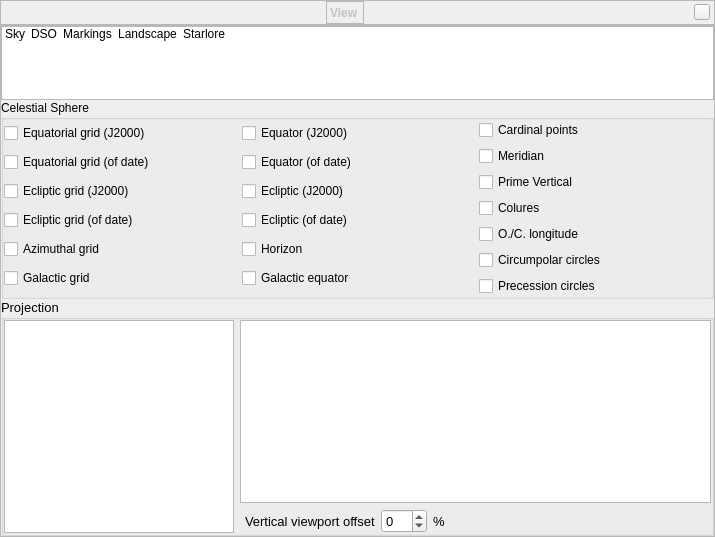
First picture: the form in src/gui/viewDialog.ui, repository 519984307/stellarium_src, before the edit.
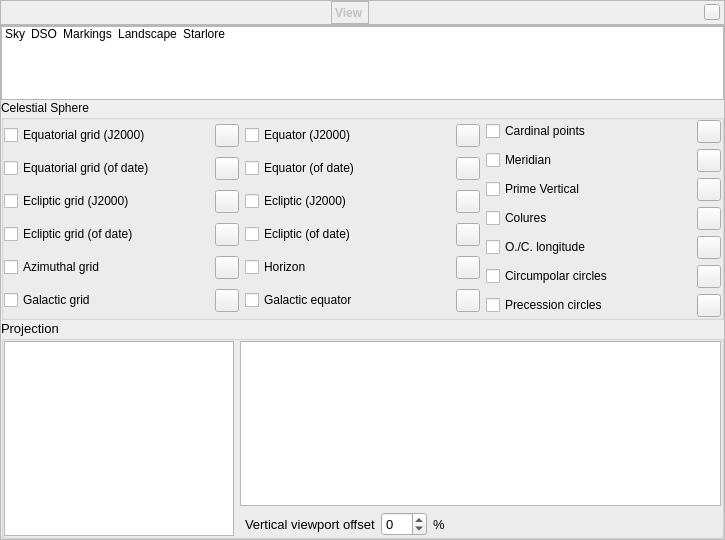
Second picture: the form after the edit. The open tabs and pages were chosen to show the change. Icons and pictures are not drawn. Custom widgets are drawn as their Qt base class.

Commit message: Added option in GUI for config colours of the markings

Patch:
```diff
--- a/src/gui/viewDialog.ui
+++ b/src/gui/viewDialog.ui
@@ -6,8 +6,8 @@
    <rect>
     <x>0</x>
     <y>0</y>
-    <width>715</width>
-    <height>537</height>
+    <width>725</width>
+    <height>540</height>
    </rect>
   </property>
   <property name="font">
@@ -1588,74 +1588,68 @@
               <number>0</number>
              </property>
              <item>
-              <layout class="QHBoxLayout" name="horizontalLayout_5">
-               <item>
-                <layout class="QVBoxLayout" name="verticalLayout_grids">
-                 <item>
-                  <widget class="QCheckBox" name="showEquatorialJ2000GridCheckBox">
+              <layout class="QGridLayout" name="gridLayout_16">
+               <item row="0" column="1">
+                <layout class="QGridLayout" name="gridLayout_14">
+                 <item row="5" column="0">
+                  <widget class="QCheckBox" name="showGalacticEquatorLineCheckBox">
                    <property name="toolTip">
                     <string>Equatorial coordinates of J2000.0.</string>
                    </property>
                    <property name="text">
-                    <string>Equatorial grid (J2000)</string>
+                    <string>Galactic equator</string>
                    </property>
                   </widget>
                  </item>
-                 <item>
-                  <widget class="QCheckBox" name="showEquatorialGridCheckBox">
-                   <property name="toolTip">
-                    <string>Equatorial coordinates of current date and planet.</string>
-                   </property>
+                 <item row="2" column="1">
+                  <widget class="QToolButton" name="colorEclipticLineJ2000">
                    <property name="text">
-                    <string>Equatorial grid (of date)</string>
+                    <string notr="true"/>
                    </property>
                   </widget>
                  </item>
-                 <item>
-                  <widget class="QCheckBox" name="showEclipticGridJ2000CheckBox">
-                   <property name="toolTip">
-                    <string>Ecliptical coordinates for J2000.0.</string>
+                 <item row="0" column="1">
+                  <widget class="QToolButton" name="colorEquatorJ2000Line">
+                   <property name="text">
+                    <string notr="true"/>
                    </property>
+                  </widget>
+                 </item>
+                 <item row="1" column="1">
+                  <widget class="QToolButton" name="colorEquatorLine">
                    <property name="text">
-                    <string>Ecliptic grid (J2000)</string>
+                    <string notr="true"/>
                    </property>
                   </widget>
                  </item>
-                 <item>
-                  <widget class="QCheckBox" name="showEclipticGridOfDateCheckBox">
+                 <item row="4" column="0">
+                  <widget class="QCheckBox" name="showHorizonLineCheckBox">
                    <property name="toolTip">
                     <string>Ecliptical coordinates for current date. Displayed on Earth only.</string>
                    </property>
                    <property name="text">
-                    <string>Ecliptic grid (of date)</string>
+                    <string>Horizon</string>
                    </property>
                   </widget>
                  </item>
-                 <item>
-                  <widget class="QCheckBox" name="showAzimuthalGridCheckBox">
+                 <item row="4" column="1">
+                  <widget class="QToolButton" name="colorHorizonLine">
                    <property name="toolTip">
                     <string>Altitudes and azimuth (counted from North towards East).</string>
                    </property>
                    <property name="text">
-                    <string>Azimuthal grid</string>
+                    <string notr="true"/>
                    </property>
                   </widget>
                  </item>
-                 <item>
-                  <widget class="QCheckBox" name="showGalacticGridCheckBox">
-                   <property name="toolTip">
-                    <string>Galactic Coordinates, System II (IAU 1958).</string>
-                   </property>
+                 <item row="3" column="1">
+                  <widget class="QToolButton" name="colorEclipticLineOfDate">
                    <property name="text">
-                    <string>Galactic grid</string>
+                    <string notr="true"/>
                    </property>
                   </widget>
                  </item>
-                </layout>
-               </item>
-               <item>
-                <layout class="QVBoxLayout" name="verticalLayout_equators">
-                 <item>
+                 <item row="0" column="0">
                   <widget class="QCheckBox" name="showEquatorJ2000LineCheckBox">
                    <property name="toolTip">
                     <string>Show celestial equator of J2000.0.</string>
@@ -1665,7 +1659,7 @@
                    </property>
                   </widget>
                  </item>
-                 <item>
+                 <item row="1" column="0">
                   <widget class="QCheckBox" name="showEquatorLineCheckBox">
                    <property name="toolTip">
                     <string>Show celestial equator of current planet and date.</string>
@@ -1675,7 +1669,7 @@
                    </property>
                   </widget>
                  </item>
-                 <item>
+                 <item row="2" column="0">
                   <widget class="QCheckBox" name="showEclipticLineJ2000CheckBox">
                    <property name="toolTip">
                     <string>Show ecliptic line of J2000.0 (VSOP87A fundamental plane).</string>
@@ -1685,7 +1679,14 @@
                    </property>
                   </widget>
                  </item>
-                 <item>
+                 <item row="5" column="1">
+                  <widget class="QToolButton" name="colorGalacticEquatorLine">
+                   <property name="text">
+                    <string notr="true"/>
+                   </property>
+                  </widget>
+                 </item>
+                 <item row="3" column="0">
                   <widget class="QCheckBox" name="showEclipticLineOfDateCheckBox">
                    <property name="toolTip">
                     <string>Show ecliptic line of current date.</string>
@@ -1695,51 +1696,11 @@
                    </property>
                   </widget>
                  </item>
-                 <item>
-                  <widget class="QCheckBox" name="showHorizonLineCheckBox">
-                   <property name="toolTip">
-                    <string>Show horizon line.</string>
-                   </property>
-                   <property name="text">
-                    <string>Horizon</string>
-                   </property>
-                  </widget>
-                 </item>
-                 <item>
-                  <widget class="QCheckBox" name="showGalacticEquatorLineCheckBox">
-                   <property name="toolTip">
-                    <string>Show Galactic equator line.</string>
-                   </property>
-                   <property name="text">
-                    <string>Galactic equator</string>
-                   </property>
-                  </widget>
-                 </item>
                 </layout>
                </item>
-               <item>
-                <layout class="QVBoxLayout" name="verticalLayout_celExtra">
-                 <item>
-                  <widget class="QCheckBox" name="showCardinalPointsCheckBox">
-                   <property name="toolTip">
-                    <string>Labels for the Cardinal directions.</string>
-                   </property>
-                   <property name="text">
-                    <string>Cardinal points</string>
-                   </property>
-                  </widget>
-                 </item>
-                 <item>
-                  <widget class="QCheckBox" name="showMeridianLineCheckBox">
-                   <property name="toolTip">
-                    <string>Show meridian line.</string>
-                   </property>
-                   <property name="text">
-                    <string>Meridian</string>
-                   </property>
-                  </widget>
-                 </item>
-                 <item>
+               <item row="0" column="2">
+                <layout class="QGridLayout" name="gridLayout_17">
+                 <item row="2" column="0">
                   <widget class="QCheckBox" name="showPrimeVerticalLineCheckBox">
                    <property name="toolTip">
                     <string>Show Prime (East-West) Vertical.</string>
@@ -1749,7 +1710,7 @@
                    </property>
                   </widget>
                  </item>
-                 <item>
+                 <item row="3" column="0">
                   <widget class="QCheckBox" name="showColuresLineCheckBox">
                    <property name="toolTip">
                     <string>Show colures (great circles through poles and solstices/equinoxes).</string>
@@ -1759,7 +1720,17 @@
                    </property>
                   </widget>
                  </item>
-                 <item>
+                 <item row="1" column="0">
+                  <widget class="QCheckBox" name="showMeridianLineCheckBox">
+                   <property name="toolTip">
+                    <string>Show meridian line.</string>
+                   </property>
+                   <property name="text">
+                    <string>Meridian</string>
+                   </property>
+                  </widget>
+                 </item>
+                 <item row="4" column="0">
                   <widget class="QCheckBox" name="showLongitudeLineCheckBox">
                    <property name="toolTip">
                     <string>Opposition/conjunction longitude line - the line of ecliptic longitude which passes through both ecliptic poles, the Sun and opposition point.</string>
@@ -1769,23 +1740,188 @@
                    </property>
                   </widget>
                  </item>
-                 <item>
-                  <widget class="QCheckBox" name="showCircumpolarCirclesCheckBox">
-                   <property name="toolTip">
-                    <string>These circles delimit stars which stay always above (respectively below) the mathematical horizon.</string>
-                   </property>
-                   <property name="text">
-                    <string>Circumpolar circles</string>
-                   </property>
-                  </widget>
-                 </item>
-                 <item>
+                 <item row="6" column="0">
                   <widget class="QCheckBox" name="showPrecessionCirclesCheckBox">
                    <property name="toolTip">
                     <string>Instantaneous circles of earth's axis on its motion around ecliptical poles. Displayed on Earth only.</string>
                    </property>
                    <property name="text">
                     <string>Precession circles</string>
+                   </property>
+                  </widget>
+                 </item>
+                 <item row="5" column="0">
+                  <widget class="QCheckBox" name="showCircumpolarCirclesCheckBox">
+                   <property name="toolTip">
+                    <string>These circles delimit stars which stay always above (respectively below) the mathematical horizon.</string>
+                   </property>
+                   <property name="text">
+                    <string>Circumpolar circles</string>
+                   </property>
+                  </widget>
+                 </item>
+                 <item row="0" column="0">
+                  <widget class="QCheckBox" name="showCardinalPointsCheckBox">
+                   <property name="toolTip">
+                    <string>Labels for the Cardinal directions.</string>
+                   </property>
+                   <property name="text">
+                    <string>Cardinal points</string>
+                   </property>
+                  </widget>
+                 </item>
+                 <item row="0" column="1">
+                  <widget class="QToolButton" name="colorCardinalPoints">
+                   <property name="text">
+                    <string notr="true"/>
+                   </property>
+                  </widget>
+                 </item>
+                 <item row="1" column="1">
+                  <widget class="QToolButton" name="colorMeridianLine">
+                   <property name="text">
+                    <string notr="true"/>
+                   </property>
+                  </widget>
+                 </item>
+                 <item row="2" column="1">
+                  <widget class="QToolButton" name="colorPrimeVerticalLine">
+                   <property name="text">
+                    <string notr="true"/>
+                   </property>
+                  </widget>
+                 </item>
+                 <item row="3" column="1">
+                  <widget class="QToolButton" name="colorColuresLine">
+                   <property name="text">
+                    <string notr="true"/>
+                   </property>
+                  </widget>
+                 </item>
+                 <item row="4" column="1">
+                  <widget class="QToolButton" name="colorLongitudeLine">
+                   <property name="text">
+                    <string notr="true"/>
+                   </property>
+                  </widget>
+                 </item>
+                 <item row="5" column="1">
+                  <widget class="QToolButton" name="colorCircumpolarCircles">
+                   <property name="text">
+                    <string notr="true"/>
+                   </property>
+                  </widget>
+                 </item>
+                 <item row="6" column="1">
+                  <widget class="QToolButton" name="colorPrecessionCircles">
+                   <property name="text">
+                    <string notr="true"/>
+                   </property>
+                  </widget>
+                 </item>
+                </layout>
+               </item>
+               <item row="0" column="0">
+                <layout class="QGridLayout" name="gridLayout_9">
+                 <item row="2" column="1">
+                  <widget class="QToolButton" name="colorEclipticGridJ2000">
+                   <property name="text">
+                    <string notr="true"/>
+                   </property>
+                  </widget>
+                 </item>
+                 <item row="1" column="1">
+                  <widget class="QToolButton" name="colorEquatorialGrid">
+                   <property name="text">
+                    <string notr="true"/>
+                   </property>
+                  </widget>
+                 </item>
+                 <item row="3" column="0">
+                  <widget class="QCheckBox" name="showEclipticGridOfDateCheckBox">
+                   <property name="toolTip">
+                    <string>Ecliptical coordinates for current date. Displayed on Earth only.</string>
+                   </property>
+                   <property name="text">
+                    <string>Ecliptic grid (of date)</string>
+                   </property>
+                  </widget>
+                 </item>
+                 <item row="0" column="1">
+                  <widget class="QToolButton" name="colorEquatorialJ2000Grid">
+                   <property name="text">
+                    <string notr="true"/>
+                   </property>
+                  </widget>
+                 </item>
+                 <item row="5" column="1">
+                  <widget class="QToolButton" name="colorGalacticGrid">
+                   <property name="text">
+                    <string notr="true"/>
+                   </property>
+                  </widget>
+                 </item>
+                 <item row="0" column="0">
+                  <widget class="QCheckBox" name="showEquatorialJ2000GridCheckBox">
+                   <property name="toolTip">
+                    <string>Equatorial coordinates of J2000.0.</string>
+                   </property>
+                   <property name="text">
+                    <string>Equatorial grid (J2000)</string>
+                   </property>
+                  </widget>
+                 </item>
+                 <item row="2" column="0">
+                  <widget class="QCheckBox" name="showEclipticGridJ2000CheckBox">
+                   <property name="toolTip">
+                    <string>Ecliptical coordinates for J2000.0.</string>
+                   </property>
+                   <property name="text">
+                    <string>Ecliptic grid (J2000)</string>
+                   </property>
+                  </widget>
+                 </item>
+                 <item row="4" column="0">
+                  <widget class="QCheckBox" name="showAzimuthalGridCheckBox">
+                   <property name="toolTip">
+                    <string>Altitudes and azimuth (counted from North towards East).</string>
+                   </property>
+                   <property name="text">
+                    <string>Azimuthal grid</string>
+                   </property>
+                  </widget>
+                 </item>
+                 <item row="3" column="1">
+                  <widget class="QToolButton" name="colorEclipticGridOfDate">
+                   <property name="text">
+                    <string notr="true"/>
+                   </property>
+                  </widget>
+                 </item>
+                 <item row="1" column="0">
+                  <widget class="QCheckBox" name="showEquatorialGridCheckBox">
+                   <property name="toolTip">
+                    <string>Equatorial coordinates of current date and planet.</string>
+                   </property>
+                   <property name="text">
+                    <string>Equatorial grid (of date)</string>
+                   </property>
+                  </widget>
+                 </item>
+                 <item row="4" column="1">
+                  <widget class="QToolButton" name="colorAzimuthalGrid">
+                   <property name="text">
+                    <string notr="true"/>
+                   </property>
+                  </widget>
+                 </item>
+                 <item row="5" column="0">
+                  <widget class="QCheckBox" name="showGalacticGridCheckBox">
+                   <property name="toolTip">
+                    <string>Galactic Coordinates, System II (IAU 1958).</string>
+                   </property>
+                   <property name="text">
+                    <string>Galactic grid</string>
                    </property>
                   </widget>
                  </item>
```
Left out of the diff: 6 changed lines with no effect on the pictures. The commit also changes 6 other files.
